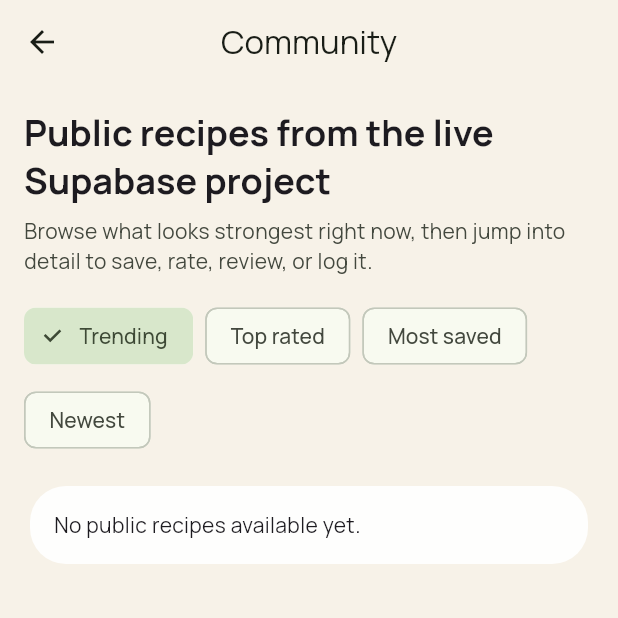
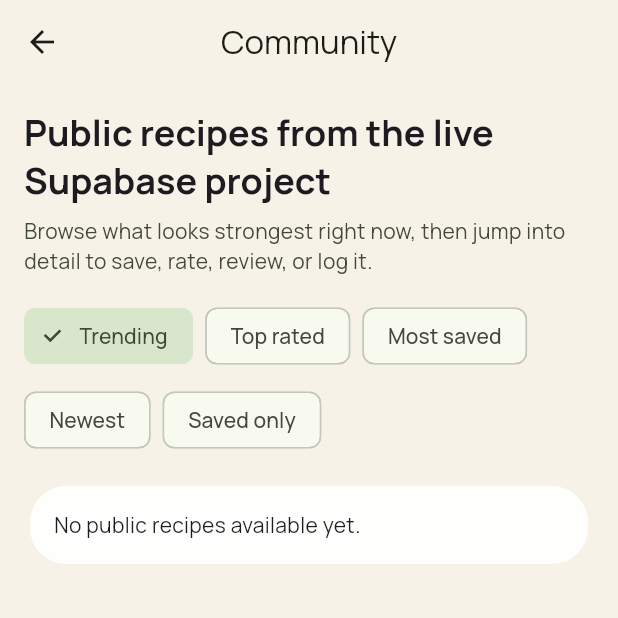
Before and after one commit to Ephox1/FeastForged, a Flutter app: the CommunityScreen screen opened directly, on a phone screen of 412 x 824 dp, the top half of it. Run offline on Flutter 3.47's test engine with Material 3 defaults, Android fonts, the phone set to English and light mode, and no system bars; our stand-ins replace flutter_riverpod, go_router, google_fonts, shared_preferences, supabase_flutter; accounts and stored records are empty.

Commit message:
Add saved-only community filter

```diff
--- a/lib/features/community/data/community_repository.dart
+++ b/lib/features/community/data/community_repository.dart
@@ -96,6 +96,20 @@ class CommunityRepository {
     return (data as List)
         .map((item) => Recipe.fromJson(item as Map<String, dynamic>))
         .toList();
+  }
+
+  Future<Set<String>> fetchSavedRecipeIds() async {
+    final userId = _userId;
+    if (userId == null) return <String>{};
+
+    final data = await supabase
+        .from('community_saves')
+        .select('recipe_id')
+        .eq('user_id', userId);
+
+    return (data as List)
+        .map((item) => (item as Map<String, dynamic>)['recipe_id'] as String)
+        .toSet();
   }
 
   Future<CommunityRecipeDetail> fetchRecipeDetail(String recipeId) async {
--- a/lib/features/community/presentation/screens/community_screen.dart
+++ b/lib/features/community/presentation/screens/community_screen.dart
@@ -16,10 +16,12 @@ class CommunityScreen extends ConsumerStatefulWidget {
 
 class _CommunityScreenState extends ConsumerState<CommunityScreen> {
   _CommunitySort _sort = _CommunitySort.trending;
+  bool _savedOnly = false;
 
   @override
   Widget build(BuildContext context) {
     final communityRecipes = ref.watch(communityRecipesProvider);
+    final savedRecipeIds = ref.watch(savedRecipeIdsProvider);
 
     return Scaffold(
       appBar: AppBar(title: const Text('Community')),
@@ -45,15 +47,20 @@ class _CommunityScreenState extends ConsumerState<CommunityScreen> {
             Wrap(
               spacing: 8,
               runSpacing: 8,
-              children: _CommunitySort.values
-                  .map(
+              children: [
+                ..._CommunitySort.values.map(
                   (sort) => ChoiceChip(
                     label: Text(_labelFor(sort)),
                     selected: _sort == sort,
                     onSelected: (_) => setState(() => _sort = sort),
                   ),
-                  )
-                  .toList(),
+                ),
+                FilterChip(
+                  label: const Text('Saved only'),
+                  selected: _savedOnly,
+                  onSelected: (value) => setState(() => _savedOnly = value),
+                ),
+              ],
             ),
             const SizedBox(height: 16),
             communityRecipes.when(
@@ -63,13 +70,28 @@ class _CommunityScreenState extends ConsumerState<CommunityScreen> {
               ),
               error: (error, _) =>
                   Text('Could not load community recipes: $error'),
-              data: (recipes) {
-                final sorted = _sortedRecipes(recipes);
+              data: (recipes) => savedRecipeIds.when(
+                loading: () => const Padding(
+                  padding: EdgeInsets.symmetric(vertical: 32),
+                  child: Center(child: CircularProgressIndicator()),
+                ),
+                error: (error, _) =>
+                    Text('Could not load saved recipes: $error'),
+                data: (savedIds) {
+                  final sorted = _sortedRecipes(recipes)
+                      .where(
+                        (recipe) => !_savedOnly || savedIds.contains(recipe.id),
+                      )
+                      .toList();
                   if (sorted.isEmpty) {
-                  return const Card(
+                    return Card(
                       child: Padding(
-                      padding: EdgeInsets.all(16),
-                      child: Text('No public recipes available yet.'),
+                        padding: const EdgeInsets.all(16),
+                        child: Text(
+                          _savedOnly
+                              ? 'You have not saved any community recipes yet.'
+                              : 'No public recipes available yet.',
+                        ),
                       ),
                     );
                   }
@@ -116,6 +138,8 @@ class _CommunityScreenState extends ConsumerState<CommunityScreen> {
                                       _RecipeBadge(
                                         label: '${recipe.totalSaves} saves',
                                       ),
+                                      if (savedIds.contains(recipe.id))
+                                        const _RecipeBadge(label: 'Saved'),
                                     ],
                                   ),
                                 ],
@@ -126,6 +150,7 @@ class _CommunityScreenState extends ConsumerState<CommunityScreen> {
                         .toList(),
                   );
                 },
+              ),
             ),
           ],
         ),
--- a/lib/features/community/providers/community_provider.dart
+++ b/lib/features/community/providers/community_provider.dart
@@ -9,6 +9,10 @@ final communityRepositoryProvider = Provider<CommunityRepository>(
 
 final communityRecipesProvider = FutureProvider<List<Recipe>>((ref) async {
   return ref.watch(communityRepositoryProvider).fetchCommunityRecipes();
+});
+
+final savedRecipeIdsProvider = FutureProvider<Set<String>>((ref) async {
+  return ref.watch(communityRepositoryProvider).fetchSavedRecipeIds();
 });
 
 final recipeDetailProvider = FutureProvider.family<CommunityRecipeDetail, String>((
@@ -32,6 +36,7 @@ class _CommunityActionNotifier extends AsyncNotifier<void> {
           .read(communityRepositoryProvider)
           .toggleSave(recipeId, shouldSave: shouldSave);
       ref.invalidate(communityRecipesProvider);
+      ref.invalidate(savedRecipeIdsProvider);
       ref.invalidate(recipeDetailProvider(recipeId));
     });
   }
```
Lines whose indentation alone changed are shown as unchanged.
